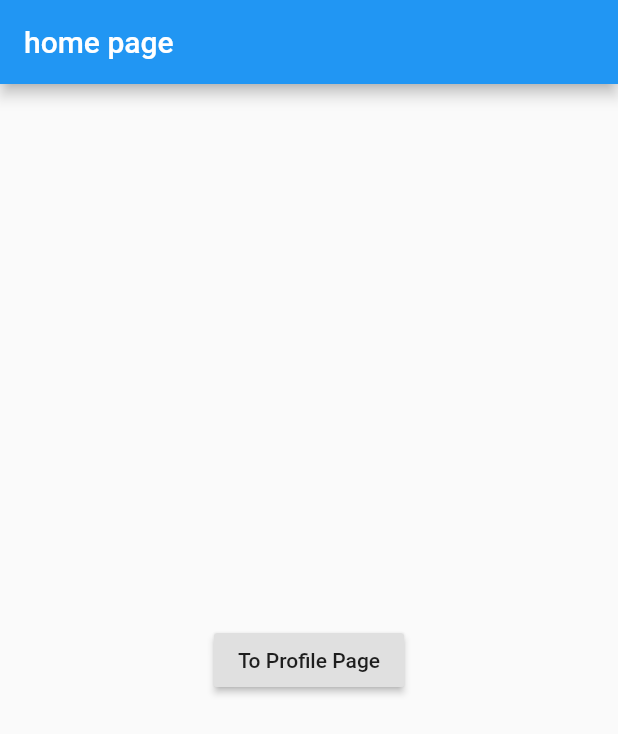
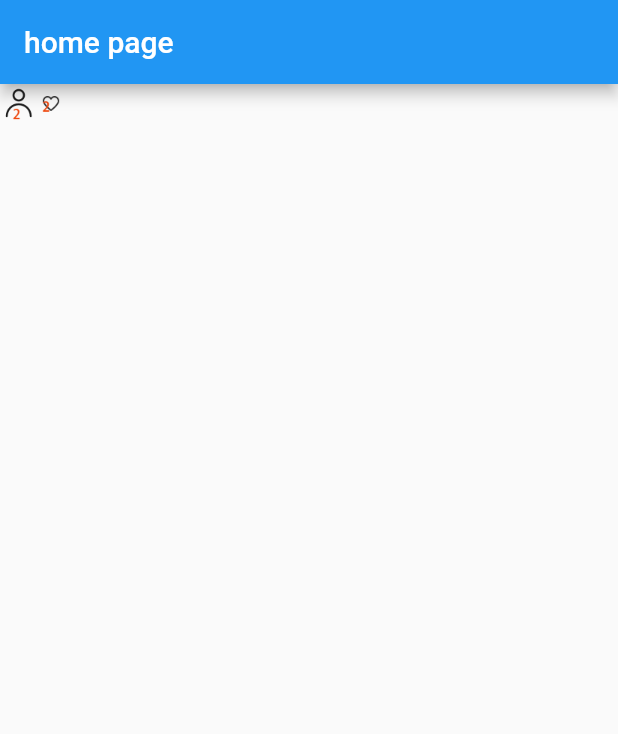
Before and after one commit to PengMQ/flutter_sky, a Flutter app: the screen it shows after launch, on a phone screen of 412 x 824 dp. Shown: the top 734 px of the screen. Run offline on Flutter 3.47's test engine with Material 2 defaults, Android fonts, the phone set to English and light mode, and no system bars.

```diff
--- a/lib/screens/home/index.dart
+++ b/lib/screens/home/index.dart
@@ -6,17 +6,22 @@ class Home extends StatefulWidget {
         return new HomeState();
     }
 }
+
 class HomeState extends State<Home> {
     @override
     Widget build(BuildContext context) {
         return new Scaffold(
             appBar: new AppBar(title: Text('home page'),),
-            body: new Center(
-                child: RaisedButton(
-                    child: Text('To Profile Page'),
-                    onPressed: () {
-                        Navigator.pushNamed(context, '/profile');
-                    }),
+            body: Row(
+                children: <Widget>[
+                    Image(
+                        image: AssetImage('assets/images/common/default_avatar.png'),
+                    ),
+                    Image(
+                        image: AssetImage('assets/images/home/icon_like_discover.png'),
+                    )
+
+                ],
             ),
         );
     }
--- a/pubspec.yaml
+++ b/pubspec.yaml
@@ -39,12 +39,7 @@ flutter:
   # To add assets to your application, add an assets section, like this:
   assets:
     - assets/images/common/
-    - assets/images/common/2.0x/
-    - assets/images/common/3.0x/
     - assets/images/home/
-    - assets/images/home/2.0x/
-    - assets/images/home/3.0x/
-
   # An image asset can refer to one or more resolution-specific "variants", see
   # https://flutter.io/assets-and-images/#resolution-aware.
 
```
Also changed, not shown: assets/images/common/2.0x/default_avatar.png, assets/images/common/3.0x/default_avatar.png, assets/images/common/default_avatar.png, assets/images/home/2.0x/icon_like_discover.png, assets/images/home/3.0x/icon_like_discover.png, assets/images/home/icon_like_discover.png, 3 other files.
